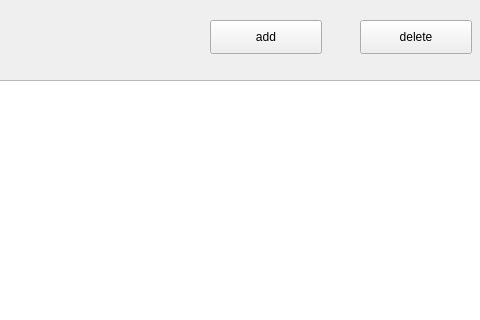
Before: the Qt Designer form administrator.ui in Mattie0000001/C-HomeworkManager, drawn with Qt 5; both pictures show x 360 to 840 and y 0 to 320 of the 840 by 602 pixel window.
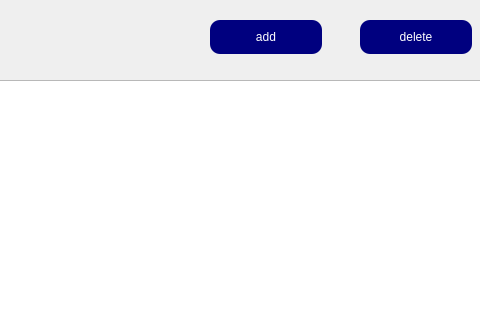
After: the same form once the commit is applied.

The edit to the form file:
```diff
--- a/administrator.ui
+++ b/administrator.ui
@@ -32,6 +32,11 @@
      <height>34</height>
     </rect>
    </property>
+   <property name="styleSheet">
+    <string notr="true">border-radius: 10px;
+background: rgb(0, 0, 127);
+color: white;</string>
+   </property>
    <property name="text">
     <string>add</string>
    </property>
@@ -45,6 +50,11 @@
      <height>34</height>
     </rect>
    </property>
+   <property name="styleSheet">
+    <string notr="true">border-radius: 10px;
+background: rgb(0, 0, 127);
+color: white;</string>
+   </property>
    <property name="text">
     <string>delete</string>
    </property>
```
